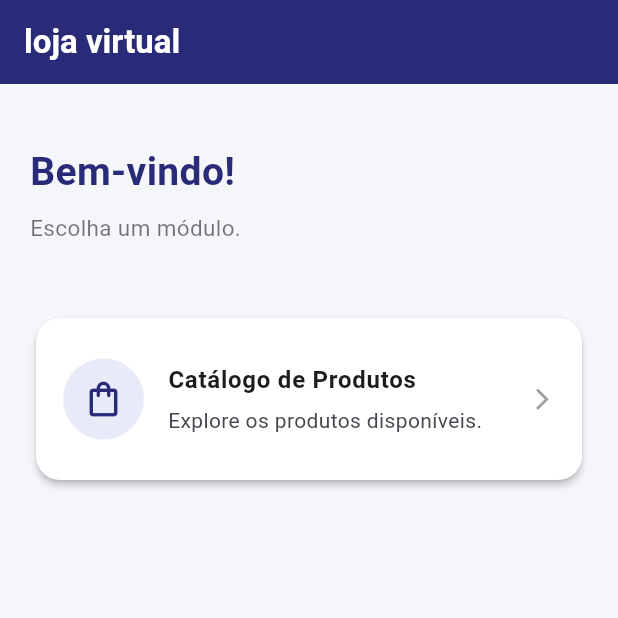
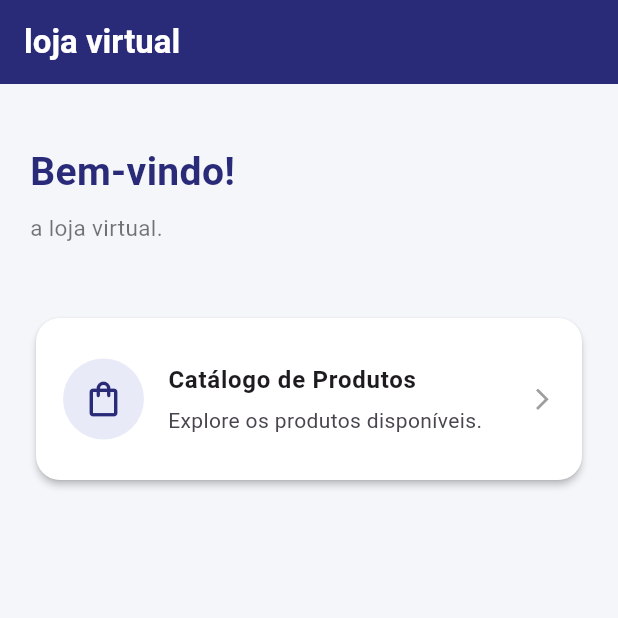
Before and after one commit to joaogabrielpds/PDM, a Flutter app: the screen it shows after launch, on a phone screen of 412 x 824 dp, the top half of it. Run offline on Flutter 3.47's test engine with Material 3 defaults, Android fonts, the phone set to English and light mode, and no system bars; our stand-ins replace flutter_bloc.

Commit message:
revisão do codico

```diff
--- a/aula_01/lib/home.dart
+++ b/aula_01/lib/home.dart
@@ -43,7 +43,7 @@ class HomePage extends StatelessWidget {
             const SizedBox(height: 8),
 
             const Text(
-              'Escolha um módulo.',
+              'a loja virtual.',
               style: TextStyle(
                 fontSize: 15,
                 color: Colors.black54,
@@ -55,7 +55,7 @@ class HomePage extends StatelessWidget {
 
             const SizedBox(height: 16),
 
-            // Módulo de produtos
+
             _buildModuleCard(
               context: context,
               title: 'Catálogo de Produtos',
```
Also changed, not shown: aula_01/lib/infra/data/product_repository.dart (+12 -2 lines), aula_01/lib/pages/product_list_page.dart (+5 -5 lines).
